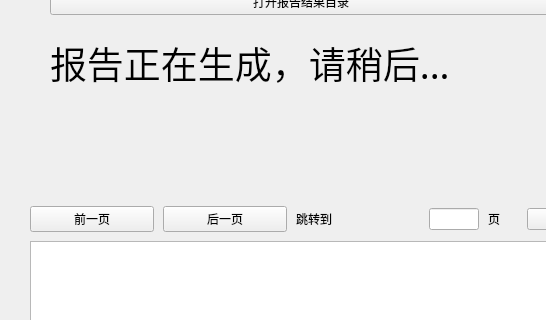
First picture: the form in Ui_MainWindow.ui, repository afei2357/NJS_ARpt, before the edit; both pictures show x 0 to 546 and y 204 to 524 of the 724 by 1025 pixel window.
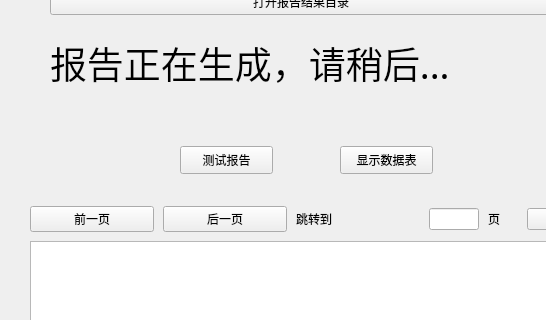
Second picture: the form after the edit.

Commit message: 修复了子线程添加数据报告，主页面表格变空的问题

```diff
--- a/Ui_MainWindow.ui
+++ b/Ui_MainWindow.ui
@@ -221,6 +221,32 @@
      </item>
     </layout>
    </widget>
+   <widget class="QPushButton" name="btnTestReport">
+    <property name="geometry">
+     <rect>
+      <x>180</x>
+      <y>350</y>
+      <width>93</width>
+      <height>28</height>
+     </rect>
+    </property>
+    <property name="text">
+     <string>测试报告</string>
+    </property>
+   </widget>
+   <widget class="QPushButton" name="btnShowPatientInfo">
+    <property name="geometry">
+     <rect>
+      <x>340</x>
+      <y>350</y>
+      <width>93</width>
+      <height>28</height>
+     </rect>
+    </property>
+    <property name="text">
+     <string>显示数据表</string>
+    </property>
+   </widget>
   </widget>
   <widget class="QMenuBar" name="menubar">
    <property name="geometry">
```
The commit also changes 23 other files.
